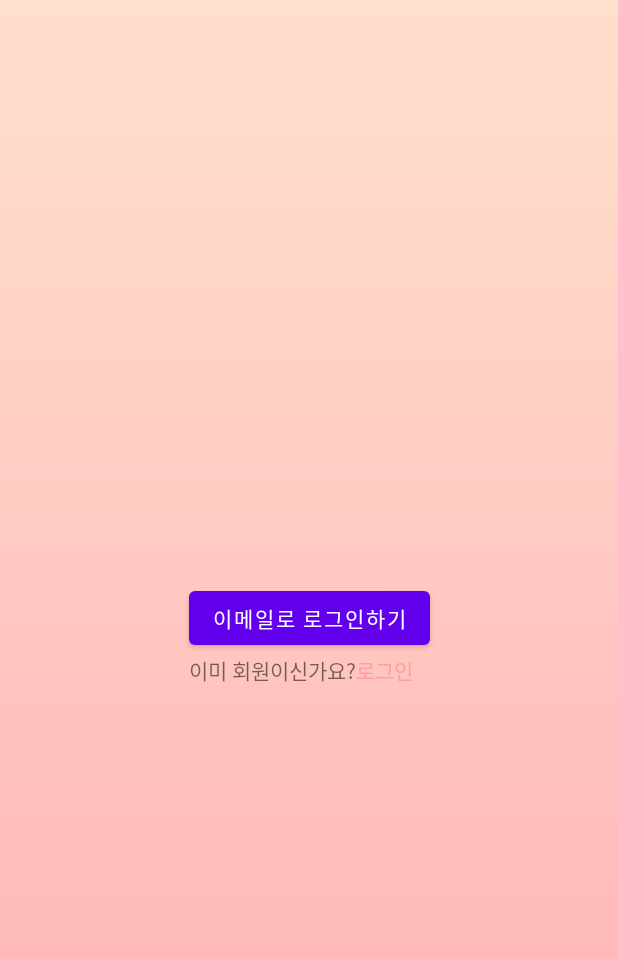
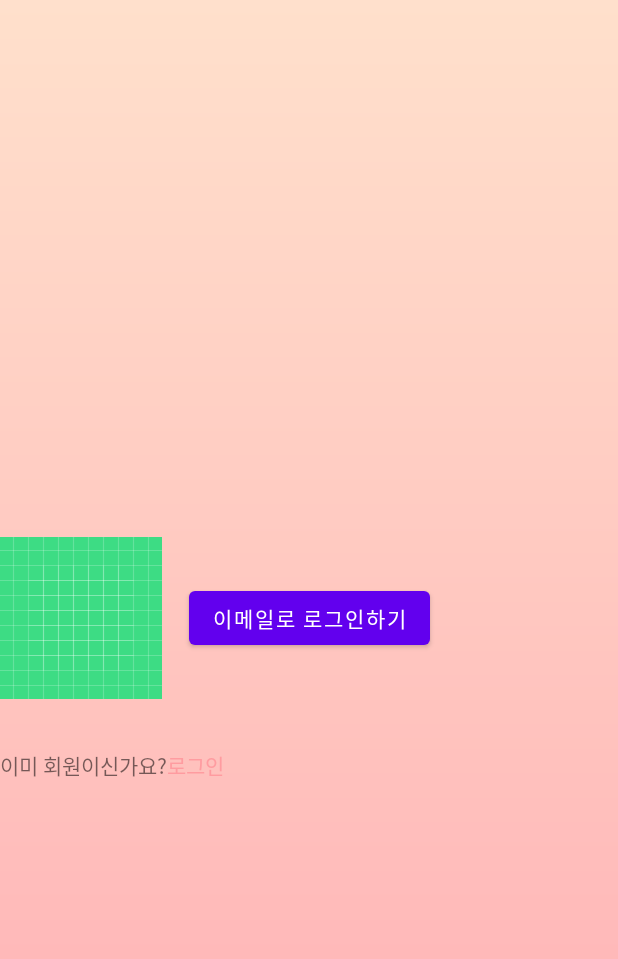
Before and after one commit to wsb7788/Faily, an Android app: the layout activity_login.xml on its own in the app's theme, with its tools: preview values and no code run, on a phone screen of 412 x 824 dp. Shown: the top 959 px of the screen. Run offline under Robolectric (Android 15) with nearby library versions, the phone set to English and light mode, and no system bars.

Commit message:
드래그까지 구현

```diff
--- a/app/src/main/res/layout/activity_login.xml
+++ b/app/src/main/res/layout/activity_login.xml
@@ -28,8 +28,10 @@
             android:layout_width="wrap_content"
             android:layout_height="wrap_content"
             android:text="이미 회원이신가요?"
-            app:layout_constraintStart_toStartOf="@+id/button"
-            app:layout_constraintTop_toBottomOf="@+id/button" />
+            app:layout_constraintBottom_toBottomOf="parent"
+            app:layout_constraintStart_toStartOf="parent"
+            app:layout_constraintTop_toTopOf="parent"
+            app:layout_constraintVertical_bias="0.622" />
 
         <TextView
             android:layout_width="wrap_content"
@@ -39,16 +41,12 @@
             app:layout_constraintStart_toEndOf="@+id/textView"
             app:layout_constraintTop_toTopOf="@+id/textView" />
 
-        <SeekBar
-            android:id="@+id/seekBar"
+        <ImageView
+            android:id="@+id/box"
             android:layout_width="wrap_content"
             android:layout_height="wrap_content"
-            android:layout_marginTop="160dp"
-            android:progressDrawable="@null"
-            android:rotation="-90"
-            android:thumb="@drawable/ic_launcher_background"
-            android:thumbTint="#FFFFFF"
-            app:layout_constraintEnd_toEndOf="parent"
+            android:src="@drawable/ic_launcher_background"
+            app:layout_constraintBottom_toBottomOf="parent"
             app:layout_constraintStart_toStartOf="parent"
             app:layout_constraintTop_toTopOf="parent" />
 
```
Also changed, not shown: app/src/main/java/com/project/faily/ui/login/LoginActivity.kt (+75 -17 lines).
